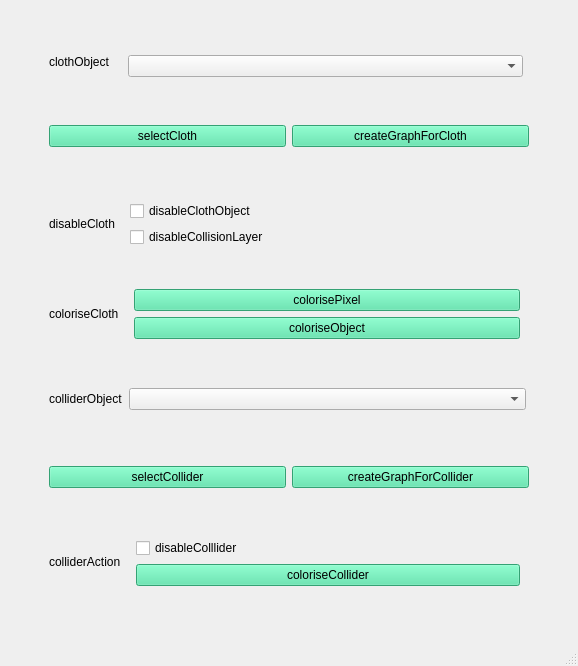
Above: UI/clothUtilsUI.ui from Lap6ik/tl_clothUtils before the change. Below: the same form after it.
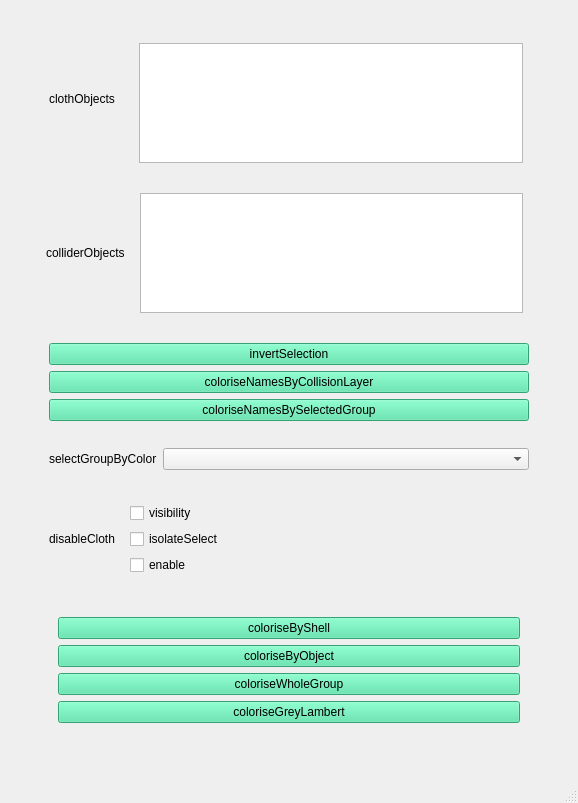
That is the form after the change.

```diff
--- a/UI/clothUtilsUI.ui
+++ b/UI/clothUtilsUI.ui
@@ -7,13 +7,19 @@
     <x>0</x>
     <y>0</y>
     <width>578</width>
-    <height>666</height>
+    <height>803</height>
    </rect>
   </property>
   <property name="windowTitle">
    <string>MainWindow</string>
   </property>
   <widget class="QWidget" name="centralwidget">
+   <property name="sizePolicy">
+    <sizepolicy hsizetype="Expanding" vsizetype="Expanding">
+     <horstretch>0</horstretch>
+     <verstretch>0</verstretch>
+    </sizepolicy>
+   </property>
    <layout class="QVBoxLayout" name="verticalLayout_4">
     <property name="leftMargin">
      <number>40</number>
@@ -30,29 +36,94 @@
     <item>
      <widget class="QWidget" name="widget" native="true">
       <layout class="QHBoxLayout" name="horizontalLayout">
-       <property name="rightMargin">
-        <number>6</number>
-       </property>
        <item>
         <widget class="QLabel" name="label">
+         <property name="sizePolicy">
+          <sizepolicy hsizetype="Fixed" vsizetype="Preferred">
+           <horstretch>0</horstretch>
+           <verstretch>0</verstretch>
+          </sizepolicy>
+         </property>
          <property name="text">
-          <string>clothObject</string>
+          <string>clothObjects</string>
          </property>
         </widget>
        </item>
        <item>
         <widget class="QWidget" name="widget_9" native="true">
+         <property name="sizePolicy">
+          <sizepolicy hsizetype="Preferred" vsizetype="Preferred">
+           <horstretch>0</horstretch>
+           <verstretch>0</verstretch>
+          </sizepolicy>
+         </property>
          <layout class="QVBoxLayout" name="verticalLayout_5">
           <property name="leftMargin">
-           <number>12</number>
+           <number>18</number>
+          </property>
+          <property name="rightMargin">
+           <number>6</number>
           </property>
           <property name="bottomMargin">
            <number>0</number>
           </property>
           <item>
-           <widget class="QComboBox" name="clothObjComboBox">
+           <widget class="QListWidget" name="clothObjectsListWidget">
             <property name="sizePolicy">
-             <sizepolicy hsizetype="Expanding" vsizetype="Fixed">
+             <sizepolicy hsizetype="Expanding" vsizetype="Preferred">
+              <horstretch>0</horstretch>
+              <verstretch>0</verstretch>
+             </sizepolicy>
+            </property>
+           </widget>
+          </item>
+         </layout>
+        </widget>
+       </item>
+      </layout>
+     </widget>
+    </item>
+    <item>
+     <widget class="QWidget" name="widget_8" native="true">
+      <layout class="QHBoxLayout" name="horizontalLayout_4">
+       <property name="leftMargin">
+        <number>6</number>
+       </property>
+       <property name="topMargin">
+        <number>6</number>
+       </property>
+       <property name="rightMargin">
+        <number>6</number>
+       </property>
+       <property name="bottomMargin">
+        <number>6</number>
+       </property>
+       <item>
+        <widget class="QLabel" name="label_5">
+         <property name="sizePolicy">
+          <sizepolicy hsizetype="Fixed" vsizetype="Preferred">
+           <horstretch>0</horstretch>
+           <verstretch>0</verstretch>
+          </sizepolicy>
+         </property>
+         <property name="text">
+          <string>colliderObjects</string>
+         </property>
+        </widget>
+       </item>
+       <item>
+        <widget class="QWidget" name="widget_12" native="true">
+         <property name="sizePolicy">
+          <sizepolicy hsizetype="Preferred" vsizetype="Preferred">
+           <horstretch>0</horstretch>
+           <verstretch>0</verstretch>
+          </sizepolicy>
+         </property>
+         <layout class="QVBoxLayout" name="verticalLayout_6">
+          <item>
+           <widget class="QListWidget" name="colliderObjectListWidget">
+            <property name="sizePolicy">
+             <sizepolicy hsizetype="Expanding" vsizetype="Preferred">
               <horstretch>0</horstretch>
               <verstretch>0</verstretch>
              </sizepolicy>
@@ -67,31 +138,64 @@
     </item>
     <item>
      <widget class="QWidget" name="widget_10" native="true">
-      <layout class="QHBoxLayout" name="horizontalLayout_6">
+      <layout class="QVBoxLayout" name="verticalLayout_3">
+       <item>
+        <widget class="QPushButton" name="invertSelectionBtn">
+         <property name="styleSheet">
+          <string notr="true">background-color: rgb(73, 227, 163);
+color: rgb(0, 0, 0);</string>
+         </property>
+         <property name="text">
+          <string>invertSelection</string>
+         </property>
+        </widget>
+       </item>
+       <item>
+        <widget class="QPushButton" name="coloriseNamesByCollisionLayerBtn">
+         <property name="styleSheet">
+          <string notr="true">background-color: rgb(73, 227, 163);
+color: rgb(0, 0, 0);</string>
+         </property>
+         <property name="text">
+          <string>coloriseNamesByCollisionLayer</string>
+         </property>
+        </widget>
+       </item>
+       <item>
+        <widget class="QPushButton" name="coloriseNamesBySelectedGroupBtn">
+         <property name="styleSheet">
+          <string notr="true">background-color: rgb(73, 227, 163);
+color: rgb(0, 0, 0);</string>
+         </property>
+         <property name="text">
+          <string>coloriseNamesBySelectedGroup</string>
+         </property>
+        </widget>
+       </item>
+      </layout>
+     </widget>
+    </item>
+    <item>
+     <widget class="QWidget" name="widget_11" native="true">
+      <layout class="QHBoxLayout" name="horizontalLayout_5">
        <property name="topMargin">
-        <number>0</number>
+        <number>12</number>
        </property>
        <item>
-        <widget class="QPushButton" name="selectClothObj">
-         <property name="styleSheet">
-          <string notr="true">background-color: rgb(73, 227, 163);
-color: rgb(0, 0, 0);</string>
+        <widget class="QLabel" name="label_6">
+         <property name="sizePolicy">
+          <sizepolicy hsizetype="Fixed" vsizetype="Preferred">
+           <horstretch>0</horstretch>
+           <verstretch>0</verstretch>
+          </sizepolicy>
          </property>
          <property name="text">
-          <string>selectCloth</string>
+          <string>selectGroupByColor</string>
          </property>
         </widget>
        </item>
        <item>
-        <widget class="QPushButton" name="createGraphForClothBtn">
-         <property name="styleSheet">
-          <string notr="true">background-color: rgb(73, 227, 163);
-color: rgb(0, 0, 0);</string>
-         </property>
-         <property name="text">
-          <string>createGraphForCloth</string>
-         </property>
-        </widget>
+        <widget class="QComboBox" name="selectGroupByColourComboBox"/>
        </item>
       </layout>
      </widget>
@@ -118,14 +222,21 @@
           <item>
            <widget class="QCheckBox" name="disableClothObjectCheckBox">
             <property name="text">
-             <string>disableClothObject</string>
+             <string>visibility</string>
             </property>
            </widget>
           </item>
           <item>
            <widget class="QCheckBox" name="disableCollisionLayerCheckBox">
             <property name="text">
-             <string>disableCollisionLayer</string>
+             <string>isolateSelect</string>
+            </property>
+           </widget>
+          </item>
+          <item>
+           <widget class="QCheckBox" name="enableCheckBox">
+            <property name="text">
+             <string>enable</string>
             </property>
            </widget>
           </item>
@@ -138,13 +249,6 @@
     <item>
      <widget class="QWidget" name="widget_3" native="true">
       <layout class="QHBoxLayout" name="horizontalLayout_3">
-       <item>
-        <widget class="QLabel" name="label_2">
-         <property name="text">
-          <string>coloriseCloth</string>
-         </property>
-        </widget>
-       </item>
        <item>
         <widget class="QWidget" name="widget_4" native="true">
          <property name="sizePolicy">
@@ -161,7 +265,7 @@
 color: rgb(0, 0, 0);</string>
             </property>
             <property name="text">
-             <string>colorisePixel</string>
+             <string>coloriseByShell</string>
             </property>
            </widget>
           </item>
@@ -175,104 +279,29 @@
 color: rgb(0, 0, 0);</string>
             </property>
             <property name="text">
-             <string>coloriseObject</string>
+             <string>coloriseByObject</string>
             </property>
            </widget>
           </item>
-         </layout>
-        </widget>
-       </item>
-      </layout>
-     </widget>
-    </item>
-    <item>
-     <widget class="QWidget" name="widget_8" native="true">
-      <layout class="QHBoxLayout" name="horizontalLayout_4">
-       <property name="rightMargin">
-        <number>12</number>
-       </property>
-       <item>
-        <widget class="QLabel" name="label_5">
-         <property name="text">
-          <string>colliderObject</string>
-         </property>
-        </widget>
-       </item>
-       <item>
-        <widget class="QComboBox" name="colliderObjComboBox">
-         <property name="sizePolicy">
-          <sizepolicy hsizetype="Expanding" vsizetype="Fixed">
-           <horstretch>0</horstretch>
-           <verstretch>0</verstretch>
-          </sizepolicy>
-         </property>
-        </widget>
-       </item>
-      </layout>
-     </widget>
-    </item>
-    <item>
-     <widget class="QWidget" name="widget_11" native="true">
-      <layout class="QHBoxLayout" name="horizontalLayout_7">
-       <item>
-        <widget class="QPushButton" name="selectColliderBtn">
-         <property name="styleSheet">
-          <string notr="true">background-color: rgb(73, 227, 163);
-color: rgb(0, 0, 0);</string>
-         </property>
-         <property name="text">
-          <string>selectCollider</string>
-         </property>
-        </widget>
-       </item>
-       <item>
-        <widget class="QPushButton" name="createGraphForColliderBtn">
-         <property name="styleSheet">
-          <string notr="true">background-color: rgb(73, 227, 163);
-color: rgb(0, 0, 0);</string>
-         </property>
-         <property name="text">
-          <string>createGraphForCollider</string>
-         </property>
-        </widget>
-       </item>
-      </layout>
-     </widget>
-    </item>
-    <item>
-     <widget class="QWidget" name="widget_6" native="true">
-      <layout class="QHBoxLayout" name="horizontalLayout_5">
-       <item>
-        <widget class="QLabel" name="label_4">
-         <property name="text">
-          <string>colliderAction</string>
-         </property>
-        </widget>
-       </item>
-       <item>
-        <widget class="QWidget" name="widget_7" native="true">
-         <property name="sizePolicy">
-          <sizepolicy hsizetype="Expanding" vsizetype="Preferred">
-           <horstretch>0</horstretch>
-           <verstretch>0</verstretch>
-          </sizepolicy>
-         </property>
-         <layout class="QVBoxLayout" name="verticalLayout_3">
           <item>
-           <widget class="QCheckBox" name="disableColliderObjCheckBox">
+           <widget class="QPushButton" name="pushButton_2">
+            <property name="styleSheet">
+             <string notr="true">background-color: rgb(73, 227, 163);
+color: rgb(0, 0, 0);</string>
+            </property>
             <property name="text">
-             <string>disableColllider</string>
+             <string>coloriseWholeGroup</string>
             </property>
            </widget>
           </item>
           <item>
-           <widget class="QPushButton" name="coloriseObjectBtn_2">
+           <widget class="QPushButton" name="pushButton_3">
             <property name="styleSheet">
              <string notr="true">background-color: rgb(73, 227, 163);
 color: rgb(0, 0, 0);</string>
             </property>
             <property name="text">
-             <string>coloriseCollider</string>
+             <string>coloriseGreyLambert</string>
             </property>
            </widget>
           </item>
```
Left out of the diff: 8 changed lines with no effect on the pictures.
